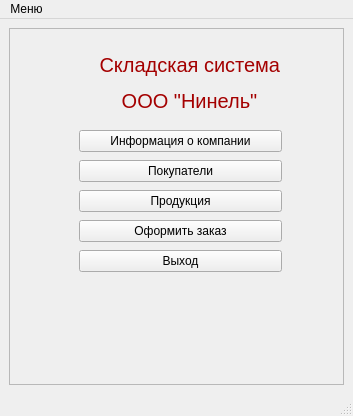
Belov1807/-WarehouseSystem, file src/WarehouseSystemMainWindow.ui: the form before one commit.
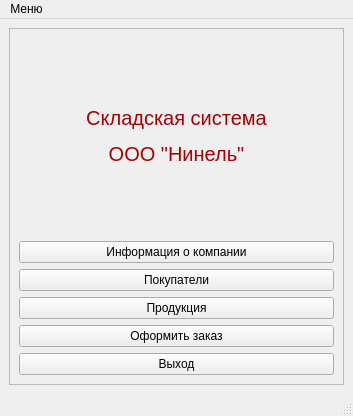
The form after the commit.

```diff
--- a/src/WarehouseSystemMainWindow.ui
+++ b/src/WarehouseSystemMainWindow.ui
@@ -23,15 +23,9 @@
       <property name="frameShadow">
        <enum>QFrame::Raised</enum>
       </property>
+      <layout class="QGridLayout" name="gridLayout">
+       <item row="0" column="0">
       <widget class="QLabel" name="lTitle">
-       <property name="geometry">
-        <rect>
-         <x>90</x>
-         <y>20</y>
-         <width>181</width>
-         <height>71</height>
-        </rect>
-       </property>
        <property name="font">
         <font>
          <pointsize>15</pointsize>
@@ -41,15 +35,8 @@
         <string>&lt;html&gt;&lt;head/&gt;&lt;body&gt;&lt;p align=&quot;center&quot;&gt;&lt;span style=&quot; color:#a40000;&quot;&gt;Складская система&lt;/span&gt;&lt;/p&gt;&lt;p align=&quot;center&quot;&gt;&lt;span style=&quot; color:#a40000;&quot;&gt;ООО &amp;quot;Нинель&amp;quot;&lt;/span&gt;&lt;/p&gt;&lt;/body&gt;&lt;/html&gt;</string>
        </property>
       </widget>
-      <widget class="QWidget" name="layoutWidget">
-       <property name="geometry">
-        <rect>
-         <x>70</x>
-         <y>100</y>
-         <width>203</width>
-         <height>151</height>
-        </rect>
-       </property>
+       </item>
+       <item row="1" column="0">
        <layout class="QVBoxLayout" name="verticalLayout">
         <item>
          <widget class="QPushButton" name="pbInfoOfCompany">
@@ -87,7 +74,8 @@
          </widget>
         </item>
        </layout>
-      </widget>
+       </item>
+      </layout>
      </widget>
     </item>
    </layout>
```
Lines whose indentation alone changed are shown as unchanged.
